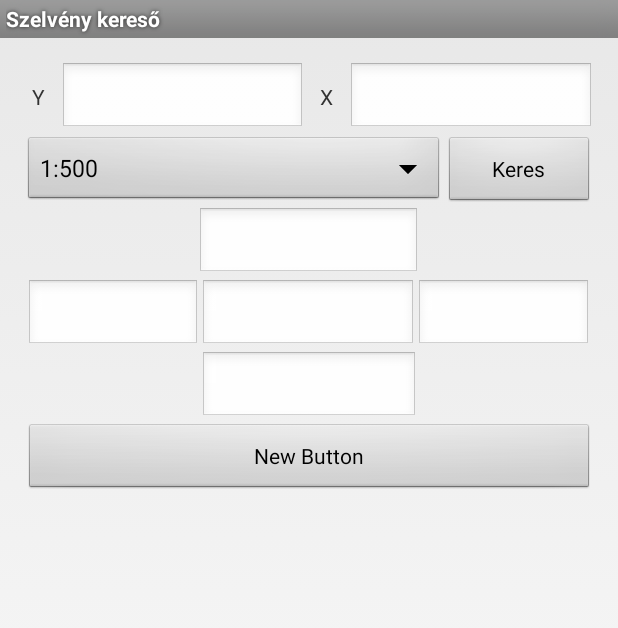
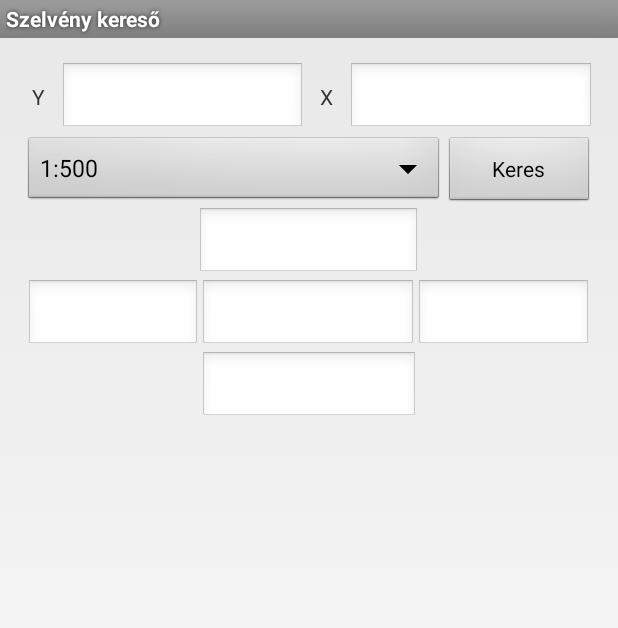
Before and after one commit to valami/HevesiToolbox, an Android app: the szelveny screen opened directly, with no data from a screen before it, on a phone screen of 412 x 824 dp. Shown: the top 628 px of the screen. Run offline under Robolectric (Android 15) with nearby library versions, the phone set to English and light mode, and no system bars.

Commit message:
Update 0.7.0.2

```diff
--- a/app/src/main/java/hu/valamas/hevesitoolbox/MainActivity.java
+++ b/app/src/main/java/hu/valamas/hevesitoolbox/MainActivity.java
@@ -27,10 +27,11 @@ public class MainActivity extends Activity {
         setContentView(R.layout.activity_main);
 
         //Reklám
+        /*
         AdView mAdView = (AdView) findViewById(R.id.adView);
         AdRequest adRequest = new AdRequest.Builder().build();
         mAdView.loadAd(adRequest);
-
+        */
 
         final Button iranyszog = (Button) findViewById(R.id.iranyszog);
         iranyszog.setOnClickListener(new View.OnClickListener() {
--- a/app/src/main/java/hu/valamas/hevesitoolbox/szamolasok/szelveny.java
+++ b/app/src/main/java/hu/valamas/hevesitoolbox/szamolasok/szelveny.java
@@ -3,11 +3,12 @@ package hu.valamas.hevesitoolbox.szamolasok;
 import android.app.Activity;
 import android.os.Bundle;
 import android.text.Editable;
+import android.text.InputFilter;
 import android.text.TextWatcher;
 import android.text.method.DigitsKeyListener;
 import android.view.Menu;
 import android.view.MenuItem;
-import android.view.View;
+
 import android.widget.ArrayAdapter;
 import android.widget.Button;
 import android.widget.EditText;
@@ -25,9 +26,9 @@ public class szelveny extends Activity {
         EditText x_in = (EditText) findViewById(R.id.x_in);
         EditText y_in = (EditText) findViewById(R.id.y_in);
         final EditText szelv_also = (EditText) findViewById(R.id.szelv_also);
-        EditText szelv_ball = (EditText) findViewById(R.id.szelv_ball);
-        EditText szelv_jobb = (EditText) findViewById(R.id.szelv_jobb);
-        EditText szelv_fel = (EditText) findViewById(R.id.szelv_fel);
+        final EditText szelv_bal = (EditText) findViewById(R.id.szelv_bal);
+        final EditText szelv_jobb = (EditText) findViewById(R.id.szelv_jobb);
+        final EditText szelv_fel = (EditText) findViewById(R.id.szelv_fel);
         final EditText szelv_kozep = (EditText) findViewById(R.id.szelv_kozep);
         Button szamol = (Button) findViewById(R.id.szamol);
 
@@ -54,11 +55,12 @@ public class szelveny extends Activity {
         szelv_kozep.addTextChangedListener(new TextWatcher() {
             @Override
             public void beforeTextChanged(CharSequence s, int start, int count, int after) {
-
             }
 
             @Override
             public void onTextChanged(CharSequence s, int start, int before, int count) {
+
+                //Beírás
                 String kozep_s = szelv_kozep.getText().toString();
                 if (!kozep_s.matches("")) {
                     char kozep_c[] = kozep_s.toCharArray();
@@ -84,11 +86,50 @@ public class szelveny extends Activity {
                             {
                                 if (kozep_c[3]!='-' && kozep_c[2]!='-')
                                 {
-                                    String kozep_s_out = Character.toString(kozep_c[0]) + Character.toString(kozep_c[1]) + Character.toString(kozep_c[2]) + "-" + Character.toString(kozep_c[3])  ;
+                                    String kozep_s_out =Character.toString(kozep_c[0])+ Character.toString(kozep_c[1]) + Character.toString(kozep_c[2]) + "-" + Character.toString(kozep_c[3])  ;
                                     szelv_kozep.setText(kozep_s_out);
                                     szelv_kozep.setSelection(szelv_kozep.getText().length());
                                 }
                             }
+                            if (kozep_c.length ==7)
+                            {
+                                if (kozep_c[2]== '-' && kozep_c[6] != '-' )
+                                {
+                                    String kozep_s_out =Character.toString(kozep_c[0])+ Character.toString(kozep_c[1])+ Character.toString(kozep_c[2])+ Character.toString(kozep_c[3]) + Character.toString(kozep_c[4])+ Character.toString(kozep_c[5])+ "-" + Character.toString(kozep_c[6]);
+                                    szelv_kozep.setText(kozep_s_out) ;
+                                    szelv_kozep.setSelection(szelv_kozep.getText().length());
+                                }
+                            }
+                            if (kozep_c.length ==8)
+                            {
+                                if (kozep_c[3]== '-' && kozep_c[7] != '-' )
+                                {
+                                    String kozep_s_out =Character.toString(kozep_c[0])+ Character.toString(kozep_c[1])+ Character.toString(kozep_c[2])+ Character.toString(kozep_c[3]) + Character.toString(kozep_c[4])+ Character.toString(kozep_c[5])+ Character.toString(kozep_c[6])+ "-" + Character.toString(kozep_c[7]);
+                                    szelv_kozep.setText(kozep_s_out) ;
+                                    szelv_kozep.setSelection(szelv_kozep.getText().length());
+                                }
+                            }
+                            if (kozep_c.length ==11)
+                            {
+                                if (kozep_c[2]== '-' && kozep_c[10] != '-' )
+                                {
+                                    String kozep_s_out =Character.toString(kozep_c[0])+ Character.toString(kozep_c[1])+ Character.toString(kozep_c[2])+ Character.toString(kozep_c[3]) + Character.toString(kozep_c[4])+ Character.toString(kozep_c[5])+ Character.toString(kozep_c[6]) + Character.toString(kozep_c[7])+ Character.toString(kozep_c[8])+ Character.toString(kozep_c[9])+"-"+ Character.toString(kozep_c[10]);
+                                    szelv_kozep.setFilters(new InputFilter[] {new InputFilter.LengthFilter(12)});
+                                    szelv_kozep.setText(kozep_s_out) ;
+                                    szelv_kozep.setSelection(szelv_kozep.getText().length());
+                                }
+                            }
+                            if (kozep_c.length ==12)
+                            {
+                                if (kozep_c[3]== '-' && kozep_c[11] != '-' )
+                                {
+                                    String kozep_s_out =Character.toString(kozep_c[0])+ Character.toString(kozep_c[1])+ Character.toString(kozep_c[2])+ Character.toString(kozep_c[3]) + Character.toString(kozep_c[4])+ Character.toString(kozep_c[5])+ Character.toString(kozep_c[6]) + Character.toString(kozep_c[7])+ Character.toString(kozep_c[8])+ Character.toString(kozep_c[9])+Character.toString(kozep_c[10])+"-"+ Character.toString(kozep_c[11]);
+                                    szelv_kozep.setFilters(new InputFilter[] {new InputFilter.LengthFilter(13)});
+                                    szelv_kozep.setText(kozep_s_out) ;
+                                    szelv_kozep.setSelection(szelv_kozep.getText().length());
+                                }
+                            }
+
                         }
                     }
                 }
@@ -96,10 +137,37 @@ public class szelveny extends Activity {
 
             @Override
             public void afterTextChanged(Editable s) {
-
+                /*
+                String kozep_s = szelv_kozep.getText().toString();
+                if (kozep_s.equals(Integer.toString(szelvenyszam(kozep_s)))) {
+                    char[] kozep_c = Integer.toString(szelvenyszam(kozep_s)).toCharArray();
+                    String also =  Integer.toString(Integer.parseInt(Character.toString(kozep_c[0])) - 1) +Character.toString(kozep_c[1]) ;
+                    String felso =  Integer.toString(Integer.parseInt(Character.toString(kozep_c[0])) + 1) +Character.toString(kozep_c[1]) ;
+                    String bal =  Character.toString(kozep_c[0]) +Integer.toString(Integer.parseInt(Character.toString(kozep_c[1])) - 1)  ;
+                    String jobb =  Character.toString(kozep_c[0]) +Integer.toString(Integer.parseInt(Character.toString(kozep_c[1])) + 1)  ;
+                    szelv_also.setText(also);
+                    szelv_fel.setText(felso);
+                    szelv_bal.setText(bal);
+                    szelv_jobb.setText(jobb);
+                } */
             }
         });
     }
+    public int szelvenyszam (String kozep)
+    {
+        char kozep_c[] = kozep.toCharArray();
+        int szam;
+        if (kozep_c[2]=='-')
+        {
+            szam =Integer.parseInt(Character.toString(kozep_c[0]) + Character.toString(kozep_c[1]));
+        }
+        else
+        {
+            szam =Integer.parseInt(Character.toString(kozep_c[0]) +Character.toString(kozep_c[1])+Character.toString(kozep_c[2]));
+        }
+        return (szam);
+    }
+
 
 
     @Override
--- a/app/src/main/res/layout/activity_szelveny.xml
+++ b/app/src/main/res/layout/activity_szelveny.xml
@@ -36,7 +36,8 @@
                     android:layout_width="wrap_content"
                     android:layout_height="wrap_content"
                     android:id="@+id/y_in"
-                    android:layout_weight="1" />
+                    android:layout_weight="1"
+                    android:inputType="number|numberSigned|numberDecimal" />
 
                 <TextView
                     android:layout_width="wrap_content"
@@ -50,7 +51,8 @@
                     android:layout_width="wrap_content"
                     android:layout_height="wrap_content"
                     android:id="@+id/x_in"
-                    android:layout_weight="1" />
+                    android:layout_weight="1"
+                    android:inputType="number|numberSigned|numberDecimal" />
 
             </LinearLayout>
 
@@ -86,8 +88,8 @@
                     android:id="@+id/szelv_fel"
                     android:minWidth="50sp"
                     android:layout_weight="0.30"
-                    android:digits="0123456789-"
-                    android:inputType="number" />
+                    android:inputType="number"
+                    android:focusable="true" />
             </LinearLayout>
 
             <LinearLayout
@@ -99,9 +101,9 @@
                 <EditText
                     android:layout_width="wrap_content"
                     android:layout_height="wrap_content"
-                    android:digits="0123456789-"
-                    android:id="@+id/szelv_ball"
-                    android:layout_weight="0.33" />
+                    android:id="@+id/szelv_bal"
+                    android:layout_weight="0.33"
+                    android:focusable="false" />
 
                 <EditText
                     android:layout_width="wrap_content"
@@ -110,14 +112,15 @@
                     android:id="@+id/szelv_kozep"
                     android:minWidth="50sp"
                     android:layout_weight="0.33"
-                    android:inputType="number" />
+                    android:inputType="number"
+                    android:maxWidth="50sp" />
 
                 <EditText
                     android:layout_width="wrap_content"
                     android:layout_height="wrap_content"
-                    android:digits="0123456789-"
                     android:id="@+id/szelv_jobb"
-                    android:layout_weight="0.33" />
+                    android:layout_weight="0.33"
+                    android:focusable="false" />
 
             </LinearLayout>
 
@@ -133,21 +136,8 @@
                     android:layout_height="wrap_content"
                     android:id="@+id/szelv_also"
                     android:minWidth="50sp"
-                    android:layout_weight="0.29" />
-            </LinearLayout>
-
-            <LinearLayout
-                android:orientation="horizontal"
-                android:layout_width="fill_parent"
-                android:layout_height="fill_parent"
-                android:gravity="center"
-                android:weightSum="1">
-
-                <Button
-                    android:layout_width="match_parent"
-                    android:layout_height="wrap_content"
-                    android:text="New Button"
-                    android:id="@+id/button7" />
+                    android:layout_weight="0.29"
+                    android:focusable="true" />
             </LinearLayout>
 
         </LinearLayout>
```
